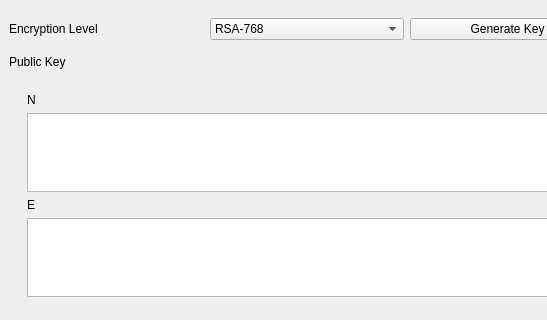
Before: the Qt Designer form RSA_GUI/mainwindow.ui in wonderfulnx/RSA, drawn with Qt 5; both pictures show x 0 to 547 and y 0 to 320 of the 1233 by 831 pixel window.
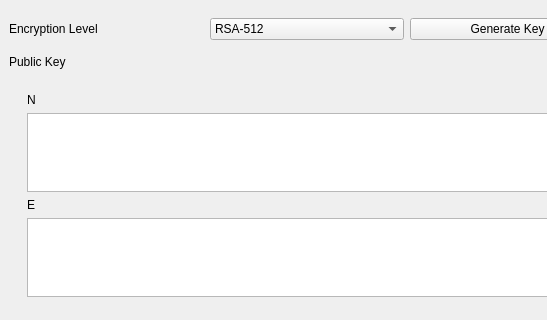
After: the same form once the commit is applied.

Commit message: finished, added RSA 512, able to deploy now

```diff
--- a/RSA_GUI/mainwindow.ui
+++ b/RSA_GUI/mainwindow.ui
@@ -38,6 +38,11 @@
              <verstretch>0</verstretch>
             </sizepolicy>
            </property>
+           <item>
+            <property name="text">
+             <string>RSA-512</string>
+            </property>
+           </item>
            <item>
             <property name="text">
              <string>RSA-768</string>
```
The commit also changes 2 other files.
